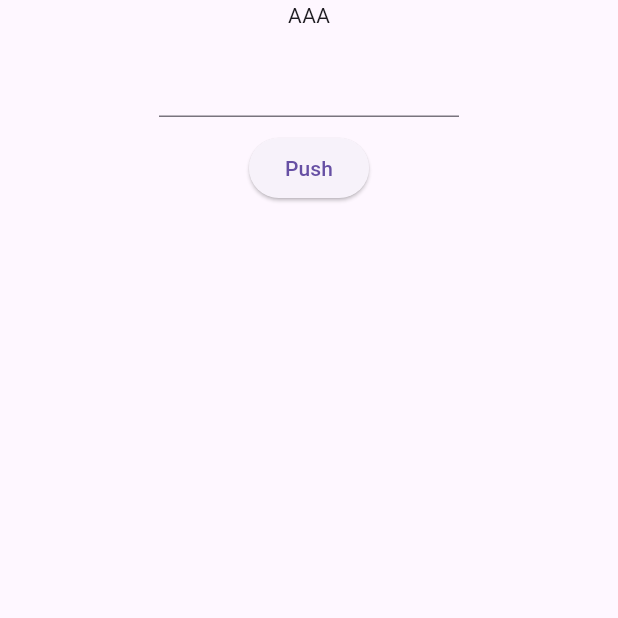
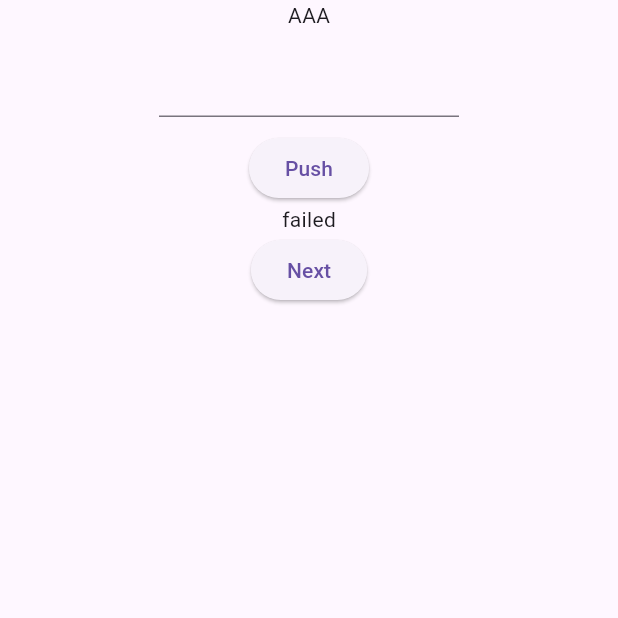
Before and after one commit to VAnhChicharito/First-Flutter-Project, a Flutter app: the screen it shows after launch, after a tap on "Push", on a phone screen of 412 x 824 dp, the top half of it. Run offline on Flutter 3.47's test engine with Material 3 defaults, Android fonts, the phone set to English and light mode, and no system bars.

```diff
--- a/lib/home_page.dart
+++ b/lib/home_page.dart
@@ -10,11 +10,11 @@ class ProductInfo {
 }
 
 final products = [
-  ProductInfo('AAA', 0.2),
-  ProductInfo('BBB', 0.2),
-  ProductInfo('CCC', 0.2),
-  ProductInfo('DDD', 0.2),
-  ProductInfo('EEE', 0.2),
+  ProductInfo('AAA', 1),
+  ProductInfo('BBB', 2),
+  ProductInfo('CCC', 3),
+  ProductInfo('DDD', 4),
+  ProductInfo('EEE', 5),
 ];
 
 
@@ -27,7 +27,7 @@ class HomePage extends StatefulWidget{
 
 class _HomePageState extends State<HomePage> {
   int _currentProductIndex = 0;
-  double? _inputtedPrice;
+  int? _inputtedPrice;
   String _result = '';
 
   @override
@@ -47,7 +47,7 @@ class _HomePageState extends State<HomePage> {
                 inputFormatters: [FilteringTextInputFormatter.digitsOnly],
                 textAlign: TextAlign.center,
                 onChanged: (value){
-                    _inputtedPrice = value as double?;
+                    _inputtedPrice = int.tryParse(value);
                 },
               ),
             ),
@@ -61,13 +61,27 @@ class _HomePageState extends State<HomePage> {
                   }else{
                     _result = 'failed';
                   }
-
-                  // if(_currentProductIndex < 4) {
-                  //   _currentProductIndex++;
-                  // }
                 });
               },
-              child: Text('Push'),)
+              child: Text('Push'),
+            ),
+            Visibility(
+              visible: _result.isNotEmpty,
+                child: Text(_result)),
+            Visibility(
+              visible: _result.isNotEmpty,
+              child: ElevatedButton(
+                  onPressed: (){
+                    setState(() {
+                      _result = '';
+                      if(_currentProductIndex < 4) {
+                        _currentProductIndex++;
+                      }
+                    });
+                  },
+                  child: Text('Next')),
+            )
+
           ],
         ),
       ),
```
